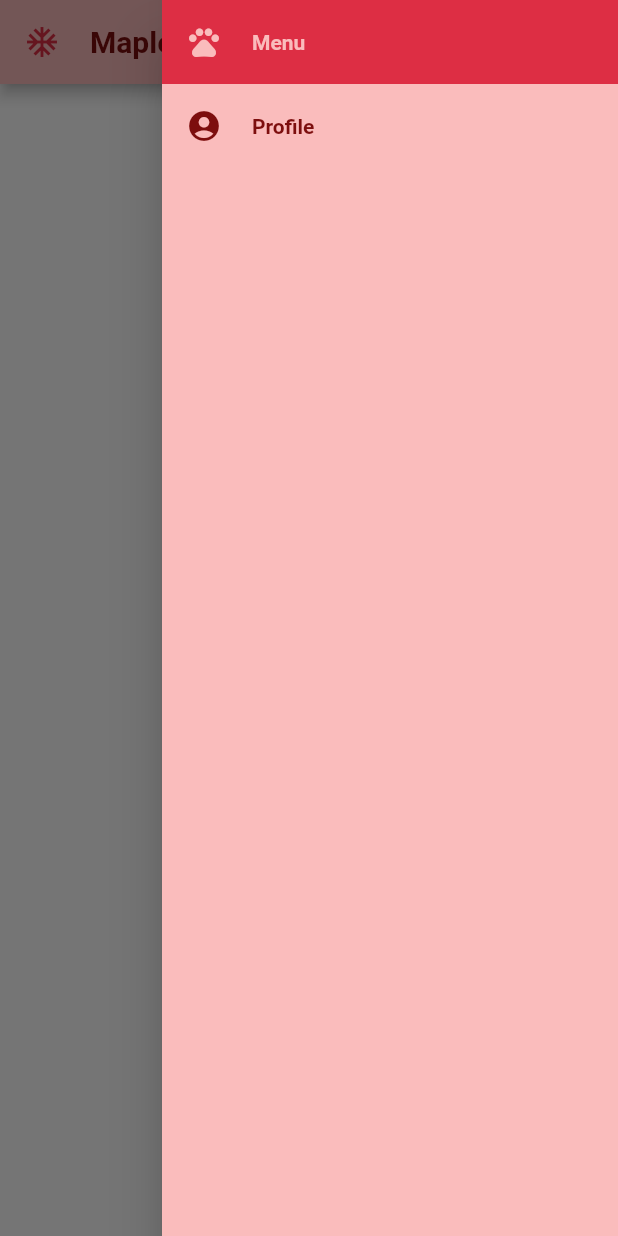
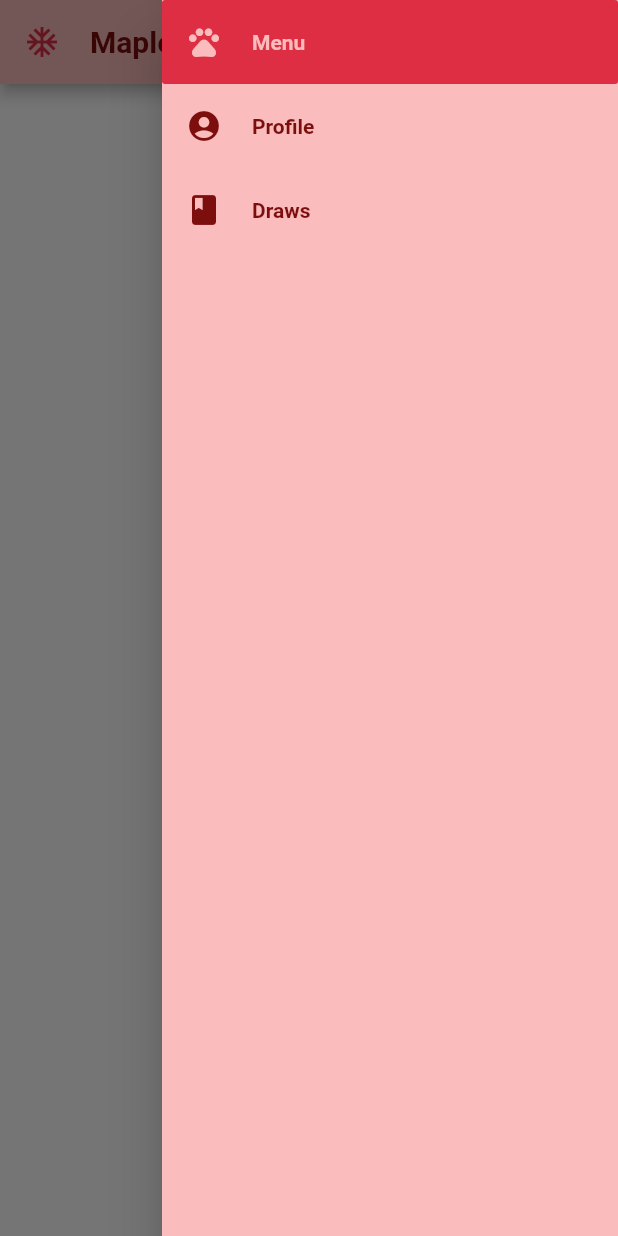
Before and after one commit to dias375/MapleCompanion, a Flutter app: the screen it shows after launch, with the side drawer open, on a phone screen of 412 x 824 dp. Run offline on Flutter 3.47's test engine with Material 2 defaults, Android fonts, the phone set to English and light mode, and no system bars.

Commit message:
Menu Button Widget

```diff
--- /dev/null
+++ b/lib/colors.dart
@@ -0,0 +1,8 @@
+import 'package:flutter/material.dart';
+
+//*CORES DO APLICATIVO
+class AppColors {
+  static final pink = Color.fromRGBO(250, 188, 188, 1);
+  static final red = Color.fromRGBO(221, 46, 68, 1);
+  static final bordeaux = Color.fromRGBO(125, 14, 14, 1);
+}
--- a/lib/global.dart
+++ /dev/null
@@ -1,7 +0,0 @@
-import 'package:flutter/material.dart';
-
-class AppColors {
-  static final yPink = Color.fromRGBO(250, 188, 188, 1);
-  static final yRed = Color.fromRGBO(221, 46, 68, 1);
-  static final yDarkRed = Color.fromRGBO(125, 14, 14, 1);
-}
--- a/lib/main.dart
+++ b/lib/main.dart
@@ -1,5 +1,6 @@
 import 'package:flutter/material.dart';
-import 'global.dart';
+import 'colors.dart';
+import 'widgets.dart';
 
 void main() {
   runApp(MyApp());
@@ -13,13 +14,14 @@ class MyApp extends StatelessWidget {
         backgroundColor: Colors.white,
 
         //* BARRA DE TÍTULO
+        //todo Build 'TitleBar' as a widget
         appBar: AppBar(
-          backgroundColor: AppColors.yPink,
+          backgroundColor: AppColors.pink,
           title: Row(
             children: <Widget>[
               Icon(
                 Icons.ac_unit,
-                color: AppColors.yRed,
+                color: AppColors.red,
               ),
               Padding(
                 padding: EdgeInsets.all(10),
@@ -28,7 +30,7 @@ class MyApp extends StatelessWidget {
                 'Maple Companion',
                 style: TextStyle(
                   fontWeight: FontWeight.bold,
-                  color: AppColors.yDarkRed,
+                  color: AppColors.bordeaux,
                 ),
               ),
             ],
@@ -36,55 +38,33 @@ class MyApp extends StatelessWidget {
         ),
 
         //* MENU HAMBURGUER
+        //todo Build 'HamburguerMenu' as a widget
         endDrawer: Drawer(
           child: Container(
-            color: AppColors.yPink,
+            color: AppColors.pink,
             child: ListView(
               children: <Widget>[
-                //*TÍTULO DO MENU
-                Container(
-                  color: AppColors.yRed,
-                  padding: EdgeInsets.all(16),
-                  child: Row(
-                    children: <Widget>[
-                      Icon(
-                        Icons.pets,
-                        color: AppColors.yPink,
-                      ),
-                      Padding(
-                        padding: EdgeInsets.all(10),
-                      ),
-                      Text(
-                        'Menu',
-                        style: TextStyle(
-                          fontWeight: FontWeight.bold,
-                          color: AppColors.yPink,
-                        ),
-                      ),
-                    ],
-                  ),
+                //* BOTÕES DO MENU
+                TileButton(
+                  onPressed: null,
+                  icon: Icons.pets,
+                  text: 'Menu',
+                  textColor: AppColors.pink,
+                  backgroundColor: AppColors.red,
                 ),
-                //*BOTÕES DE AÇÃO
-                Container(
-                  padding: EdgeInsets.all(16),
-                  child: Row(
-                    children: <Widget>[
-                      Icon(
-                        Icons.account_circle,
-                        color: AppColors.yDarkRed,
-                      ),
-                      Padding(
-                        padding: EdgeInsets.all(10),
-                      ),
-                      Text(
-                        'Profile',
-                        style: TextStyle(
-                          fontWeight: FontWeight.bold,
-                          color: AppColors.yDarkRed,
-                        ),
-                      ),
-                    ],
-                  ),
+                TileButton(
+                  onPressed: null,
+                  icon: Icons.account_circle,
+                  text: 'Profile',
+                  textColor: AppColors.bordeaux,
+                  backgroundColor: AppColors.pink,
+                ),
+                TileButton(
+                  onPressed: null,
+                  icon: Icons.class_,
+                  text: 'Draws',
+                  textColor: AppColors.bordeaux,
+                  backgroundColor: AppColors.pink,
                 ),
               ],
             ),
--- /dev/null
+++ b/lib/widgets.dart
@@ -0,0 +1,49 @@
+import 'package:flutter/material.dart';
+import 'colors.dart';
+
+//! TILE BUTTON
+class TileButton extends StatelessWidget {
+  TileButton(
+      {this.onPressed,
+      this.text,
+      this.icon,
+      this.backgroundColor,
+      this.textColor});
+
+  final GestureTapCallback onPressed;
+  final String text;
+  final IconData icon;
+  final Color backgroundColor;
+  final Color textColor;
+
+  @override
+  Widget build(BuildContext context) {
+    return FlatButton(
+      onPressed: () {},
+      color: backgroundColor,
+      splashColor: AppColors.bordeaux,
+      child: Container(
+        padding: EdgeInsetsDirectional.only(top: 16, bottom: 16),
+        child: Row(
+          children: <Widget>[
+            Icon(
+              icon,
+              color: textColor,
+            ),
+            Padding(
+              padding: EdgeInsets.all(10),
+            ),
+            Text(
+              '$text',
+              style: TextStyle(
+                fontWeight: FontWeight.bold,
+                color: textColor,
+              ),
+            ),
+          ],
+        ),
+      ),
+    );
+  }
+}
+//! <end> TILE BUTTON
```
